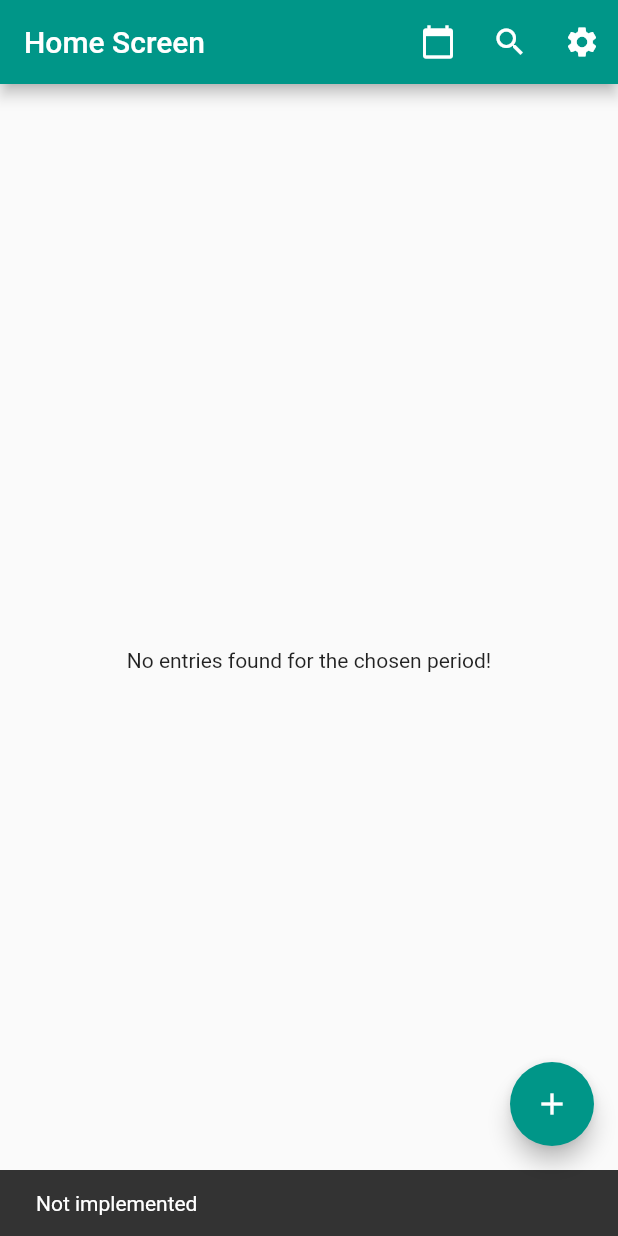
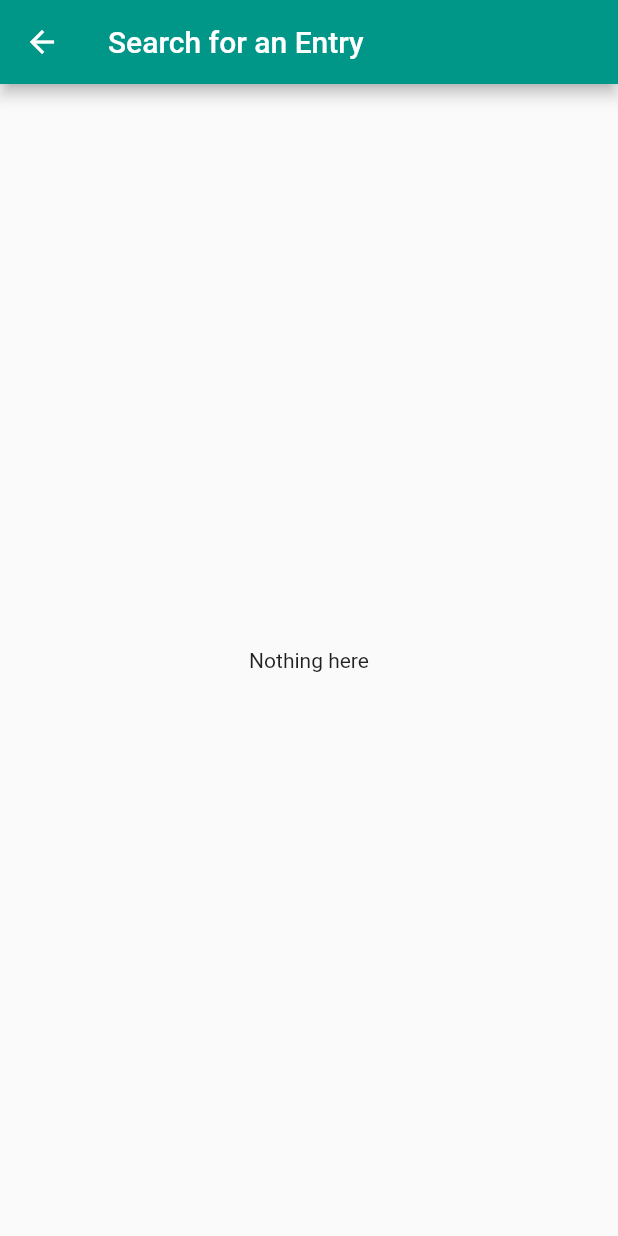
Before and after one commit to mpgamelas/clear_diary, a Flutter app: the screen it shows after launch, after a tap on the "search" icon, on a phone screen of 412 x 824 dp. Run offline on Flutter 3.47's test engine with Material 2 defaults, Android fonts, the phone set to English and light mode, and no system bars; our stand-ins replace flutter_form_builder, settings_ui, shared_preferences, sqflite; missing offline and left inert: flutter_tagging; accounts and stored records are empty; statements that could not run were skipped.

Commit message:
Search Entry Screen added.
Signed-off-by: mpgamelas <mariogamelas.info@gmail.com>

```diff
--- a/lib/main.dart
+++ b/lib/main.dart
@@ -3,6 +3,7 @@ import 'package:clear_diary/models/entry_model.dart';
 import 'package:clear_diary/screens/diary_entry.dart';
 import 'package:clear_diary/screens/home.dart';
 import 'package:clear_diary/screens/preferences.dart';
+import 'package:clear_diary/screens/search_entry.dart';
 import 'package:flutter/material.dart';
 import 'package:provider/provider.dart';
 
@@ -27,6 +28,7 @@ class DiaryApp extends StatelessWidget {
         Home.id: (context) => Home(),
         Preferences.id: (context) => Preferences(),
         DiaryEntry.id: (context) => DiaryEntry(EntryModel()),
+        SearchEntry.id: (context) => SearchEntry(),
       },
     );
   }
--- a/lib/screens/home.dart
+++ b/lib/screens/home.dart
@@ -2,10 +2,10 @@ import 'package:clear_diary/home_state.dart';
 import 'package:clear_diary/models/entry_model.dart';
 import 'package:clear_diary/screens/diary_entry.dart';
 import 'package:clear_diary/screens/preferences.dart';
+import 'package:clear_diary/screens/search_entry.dart';
 import 'package:clear_diary/values/strings.dart';
-import 'package:clear_diary/values/values.dart';
+import 'package:clear_diary/widgets/entry_card.dart';
 import 'package:flutter/material.dart';
-import 'package:intl/intl.dart';
 import 'package:provider/provider.dart';
 
 class Home extends StatelessWidget {
@@ -98,9 +98,7 @@ class HomeAppBar extends StatelessWidget implements PreferredSizeWidget {
           icon: const Icon(Icons.search),
           tooltip: Strings.search,
           onPressed: () {
-            Scaffold.of(context).showSnackBar(SnackBar(
-              content: Text('Not implemented'),
-            ));
+            Navigator.pushNamed(context, SearchEntry.id);
           },
         ),
         IconButton(
@@ -118,34 +116,3 @@ class HomeAppBar extends StatelessWidget implements PreferredSizeWidget {
   @override
   Size get preferredSize => new Size.fromHeight(kToolbarHeight);
 }
-
-///Card representing a single Entry
-class EntryCard extends StatelessWidget {
-  final EntryModel entry;
-
-  EntryCard(this.entry);
-
-  @override
-  Widget build(BuildContext context) {
-    String dateAssigned =
-        DateFormat(Values.dateFormat).format(entry.dateAssigned);
-
-    return Card(
-      child: InkWell(
-        splashColor: Values.cardColor,
-        onTap: () {
-          Navigator.push(
-            context,
-            MaterialPageRoute(builder: (context) => DiaryEntry(entry)),
-          );
-        },
-        child: Container(
-          child: ListTile(
-            title: Text(entry.title),
-            subtitle: Text(dateAssigned),
-          ),
-        ),
-      ),
-    );
-  }
-}
--- /dev/null
+++ b/lib/screens/search_entry.dart
@@ -0,0 +1,30 @@
+import 'package:flutter/material.dart';
+
+class SearchEntry extends StatelessWidget {
+  static const String id = 'search_entry_screen';
+
+  @override
+  Widget build(BuildContext context) {
+    return Scaffold(
+      appBar: AppBar(
+        title: Text('Search for an Entry'),
+      ),
+      body: SearchBody(),
+    );
+  }
+}
+
+///Main body of initial screen
+class SearchBody extends StatefulWidget {
+  @override
+  _SearchBodyState createState() => _SearchBodyState();
+}
+
+class _SearchBodyState extends State<SearchBody> {
+  @override
+  Widget build(BuildContext context) {
+    return Center(
+      child: Text('Nothing here'),
+    );
+  }
+}
```
Also changed, not shown: lib/widgets/entry_card.dart (added, +36 -0 lines).
